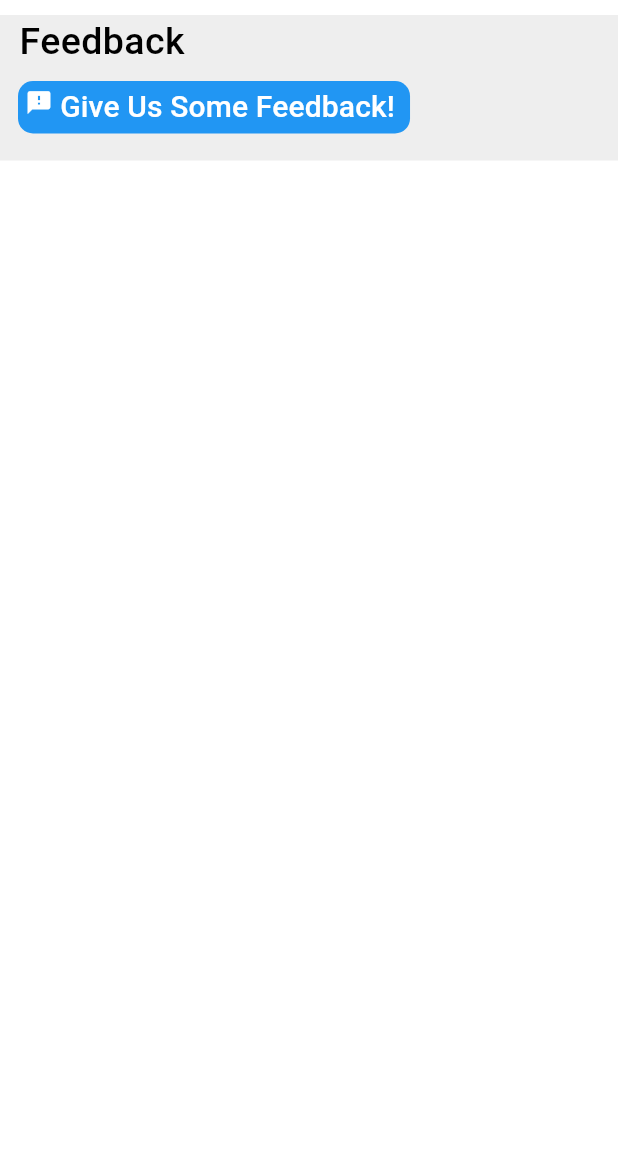
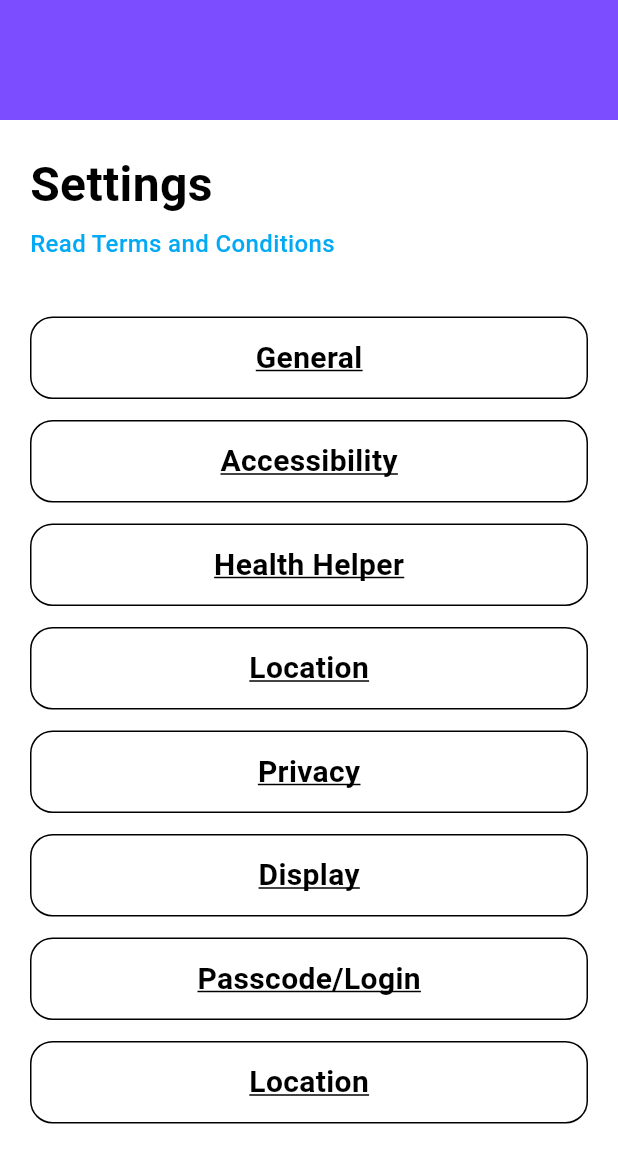
Before and after one commit to Team2Infi2024-2025/MobileAppUserSide, a Flutter app: the Settings screen opened directly, on a phone screen of 412 x 824 dp. Shown: the top 1163 px of the screen. Run offline on Flutter 3.47's test engine with Material 3 defaults, Android fonts, the phone set to English and light mode, and no system bars; our stand-ins replace flutter_local_notifications, localstorage, rflutter_alert, sign_in_with_apple, supabase_flutter, timezone; accounts and stored records are empty; project files that could hold a hidden picture were left out.

Commit message:
made the settings page

```diff
--- a/lib/main.dart
+++ b/lib/main.dart
@@ -3,6 +3,7 @@ import 'dart:async';
 import 'package:flutter/material.dart';
 import 'package:flutter/services.dart';
 import 'package:localstorage/localstorage.dart';
+import 'package:student_health_tracker/Settings/settings.dart';
 
 // in project pages
 import 'package:student_health_tracker/global_content/static_content/custom_themes.dart';
@@ -65,7 +66,7 @@ class MyApp extends StatelessWidget {
 								builder: (context, snapshot){
 									// starting page of the application
 									// set to splashpage
-									return const SplashPage();})
+									return const Settings();})
 					);
 				});
 	}
--- a/lib/settings/settings.dart
+++ b/lib/settings/settings.dart
@@ -8,6 +8,7 @@ import '../global_content/static_content/global_methods.dart';
 /// quick page which displays settings and other import info
 
 /// viewable via top bar of the application
+import 'package:flutter/material.dart';
 
 class Settings extends StatefulWidget {
   const Settings({super.key});
@@ -17,42 +18,43 @@ class Settings extends StatefulWidget {
 }
 
 class _SettingsState extends State<Settings> {
-  _buildDropDown(String text, bool title, String value, List<String> options,
-      void Function(String? value) onChange) {
-    return Column(
-      crossAxisAlignment: CrossAxisAlignment.start,
-      children: [
-        Text("  $text",
-            style: TextStyle(
-                fontWeight: FontWeight.w500,
-                fontSize: title ? 25 : 20,
-                height: title ? 1 : 0.9,
-                color: Colors.black)),
-        Row(
-          children: [
-            const SizedBox(width: 20),
-            DropdownButton<String>(
-              value: value,
-              icon: const Icon(Icons.keyboard_arrow_down, color: Colors.black),
-              elevation: 16,
-              style: const TextStyle(color: Colors.black, fontSize: 20),
-              underline: Container(
-                height: 2,
-                color: Colors.black,
+  void _showPopup(String title) {
+    showDialog(
+      context: context,
+      builder: (_) => AlertDialog(
+        title: Text(title),
+        content: const Text("Hii"),
+        actions: [
+          TextButton(
+            onPressed: () => Navigator.pop(context),
+            child: const Text("Close"),
           ),
-              onChanged: (String? newValue) {
-                onChange(newValue);
-              },
-              items: options.map<DropdownMenuItem<String>>((String value) {
-                return DropdownMenuItem<String>(
-                  value: value,
-                  child: Text(value),
+        ],
+      ),
     );
-              }).toList(),
-            )
-          ],
-        )
-      ],
+  }
+
+  Widget _buildSettingButton(String text) {
+    return Padding(
+      padding: const EdgeInsets.symmetric(horizontal: 20, vertical: 7),
+      child: GestureDetector(
+        onTap: () => _showPopup(text),
+        child: Container(
+          padding: const EdgeInsets.symmetric(vertical: 12),
+          decoration: BoxDecoration(
+              border: Border.all(color: Colors.black),
+              borderRadius: BorderRadius.circular(15)),
+          alignment: Alignment.center,
+          child: Text(
+            text,
+            style: const TextStyle(
+              fontSize: 20,
+              fontWeight: FontWeight.bold,
+              decoration: TextDecoration.underline,
+            ),
+          ),
+        ),
+      ),
     );
   }
 
@@ -62,80 +64,57 @@ class _SettingsState extends State<Settings> {
       backgroundColor: Colors.white,
       body: ListView(
         children: [
-            const SizedBox(height: 10),
-            // Feedback Section
+          // Top Bar
           Container(
-              width: MediaQuery.of(context).size.width,
-              color: Colors.grey[200],
+            height: 80,
+            color: Colors.deepPurpleAccent,
+          ),
+          const SizedBox(height: 20),
+
+          // Title and Terms
+          Padding(
+            padding: const EdgeInsets.symmetric(horizontal: 20),
+            child: Row(
+              children: [
+                const Expanded(
                   child: Column(
                     crossAxisAlignment: CrossAxisAlignment.start,
                     children: [
-                  const Text("  Feedback",
+                      Text('Settings',
                           style: TextStyle(
-                          fontWeight: FontWeight.w500,
-                          fontSize: 25,
+                              fontSize: 32,
+                              fontWeight: FontWeight.bold,
                               color: Colors.black)),
-                  TextButton(
-                      onPressed: () {
-                        Alert(
-                            context: context,
-                            content: Column(
-                              mainAxisAlignment: MainAxisAlignment.center,
-                              children: [
-                                const Text('Have Feedback for our App?\n',
+                      SizedBox(height: 5),
+                      Text(
+                        'Read Terms and Conditions',
                         style: TextStyle(
-                                        fontWeight: FontWeight.w700,
-                                        fontSize: 20)),
-                                const Text('Email us at ______@vt.edu or',
-                                    style: TextStyle(fontSize: 20)),
-                                TextButton(
-                                    onPressed: () {
-                                      GlobalMethods.launchURL(
-                                          'FEEDBACK LINK');
-                                    },
-                                    child: const Text(
-                                        'Fill out our feedback form!',
-                                        style: TextStyle(fontSize: 20)))
-                              ],
-                            ),
-                            buttons: [
-                              DialogButton(
-                                  color: Colors.grey,
-                                  child: const Text("Got it!",
-                                      style: TextStyle(
-                                          fontSize: 20, color: Colors.black)),
-                                  onPressed: () {
-                                    Navigator.pop(context);
-                                  }),
-                            ]).show();
-                      },
-                      child: Container(
-                        padding: const EdgeInsets.all(5),
-                        decoration: BoxDecoration(
-                            color: Colors.blue,
-                            borderRadius: BorderRadius.circular(10)),
-                        height: 35,
-                        child: const Row(
-                          mainAxisSize: MainAxisSize.min,
-                          crossAxisAlignment: CrossAxisAlignment.start,
-                          children: [
-                            Icon(Icons.feedback, color: Colors.white),
-                            Text(
-                              ' Give Us Some Feedback! ',
-                              style: TextStyle(
-                                  fontSize: 20,
-                                  fontWeight: FontWeight.w500,
-                                  height: 1.2,
-                                  color: Colors.white),
+                            fontSize: 16,
+                            color: Colors.lightBlue,
+                            fontWeight: FontWeight.w500),
                       )
                     ],
                   ),
-                      )),
-                  const SizedBox(height: 10)
+                ),
               ],
             ),
-            )
+          ),
+
+          const SizedBox(height: 30),
+
+          // All Buttons
+          _buildSettingButton("General"),
+          _buildSettingButton("Accessibility"),
+          _buildSettingButton("Health Helper"),
+          _buildSettingButton("Location"),
+          _buildSettingButton("Privacy"),
+          _buildSettingButton("Display"),
+          _buildSettingButton("Passcode/Login"),
+          _buildSettingButton("Location"),
+
+          const SizedBox(height: 30),
         ],
-        ));
+      ),
+    );
   }
 }
```
Also changed, not shown: pubspec.lock, 6 other files. Lines whose indentation alone changed are shown as unchanged.
